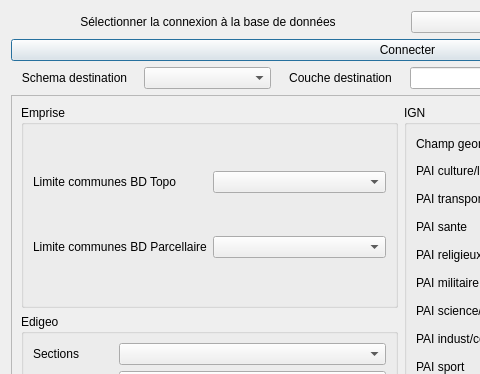
The window that Outil-Socle-MOS/socle_mos/interface_socle.ui (SIRS-CLS/mos-adeupa-ce) describes before a commit, drawn with Qt 5; both pictures show x 0 to 480 and y 0 to 374 of the 815 by 576 pixel window.
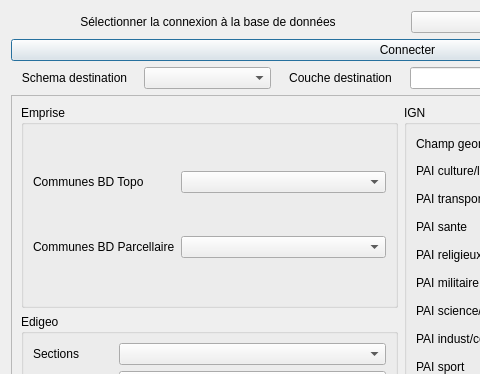
The same window after the commit.

What changed in the file:
```diff
--- a/Outil-Socle-MOS/socle_mos/interface_socle.ui
+++ b/Outil-Socle-MOS/socle_mos/interface_socle.ui
@@ -160,7 +160,7 @@
             <item row="1" column="0">
              <widget class="QLabel" name="label_14">
               <property name="text">
-               <string>Limite communes BD Topo</string>
+               <string>Communes BD Topo</string>
               </property>
              </widget>
             </item>
@@ -179,7 +179,7 @@
                </sizepolicy>
               </property>
               <property name="text">
-               <string>Limite communes BD Parcellaire</string>
+               <string>Communes BD Parcellaire</string>
               </property>
              </widget>
             </item>
```
